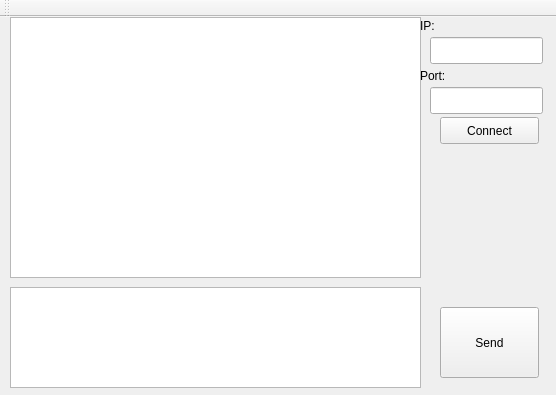
Old version of the form 2_term/9/9-1/9-1Client/myclient.ui in the repository TanVD/SpbSU-Homeworks.
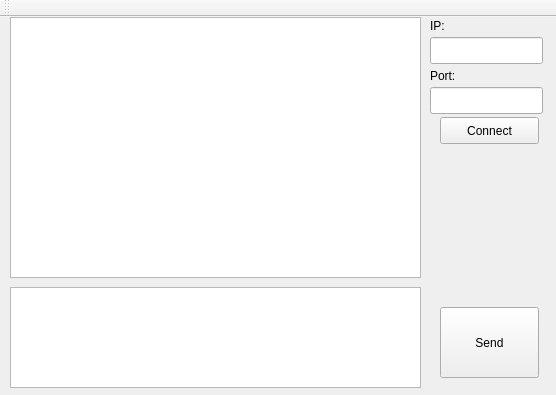
New version of the form.

Commit message: Hot fix of pathes

Diff of the .ui file:
```diff
--- a/2_term/9/9-1/9-1Client/myclient.ui
+++ b/2_term/9/9-1/9-1Client/myclient.ui
@@ -83,7 +83,7 @@
    <widget class="QLabel" name="portLabel">
     <property name="geometry">
      <rect>
-      <x>420</x>
+      <x>430</x>
       <y>50</y>
       <width>67</width>
       <height>17</height>
@@ -96,7 +96,7 @@
    <widget class="QLabel" name="ipLabel">
     <property name="geometry">
      <rect>
-      <x>420</x>
+      <x>430</x>
       <y>0</y>
       <width>67</width>
       <height>17</height>
```
The commit also changes 2 other files.
